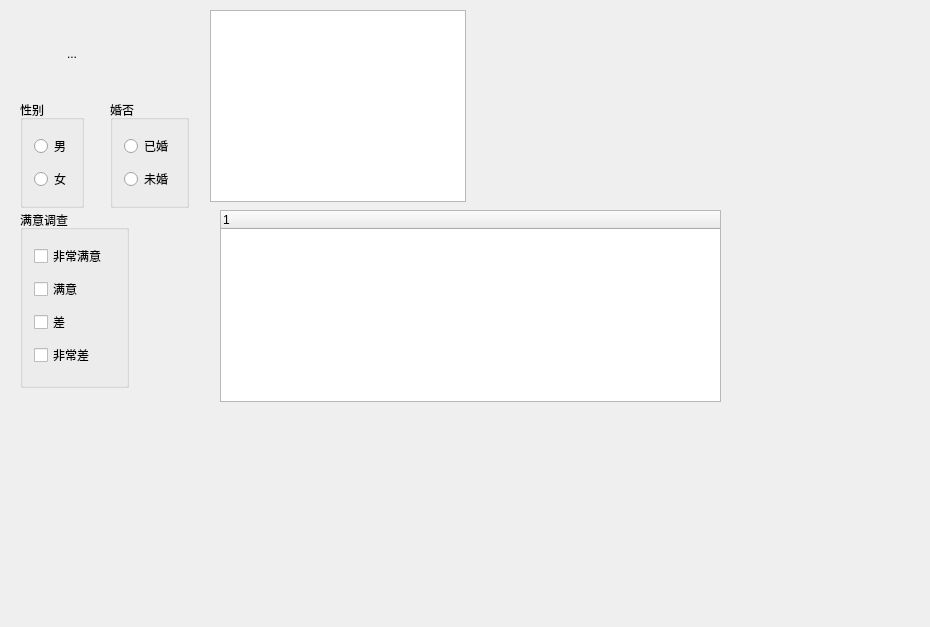
xidaozheng/juniorQT, file 08_QT_ButtonGroup/08_QT_ButtonGroup/widget.ui: the form before one commit.
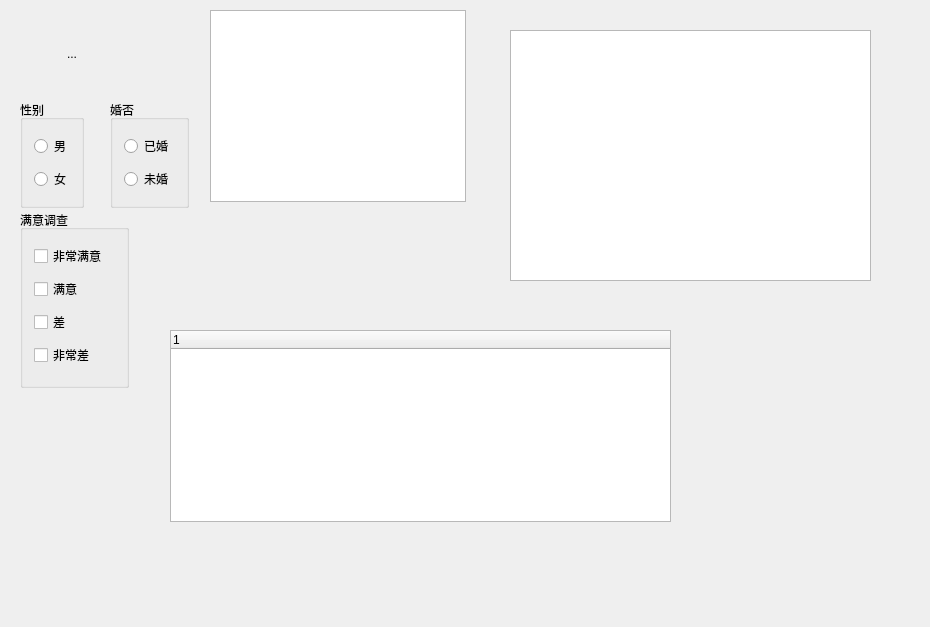
The form after the commit. Icons and pictures are not drawn.

Commit message: TableWidget 表格控件

Diff of the .ui file:
```diff
--- a/08_QT_ButtonGroup/08_QT_ButtonGroup/widget.ui
+++ b/08_QT_ButtonGroup/08_QT_ButtonGroup/widget.ui
@@ -156,8 +156,8 @@
   <widget class="QTreeWidget" name="treeWidget">
    <property name="geometry">
     <rect>
-     <x>220</x>
-     <y>210</y>
+     <x>170</x>
+     <y>330</y>
      <width>501</width>
      <height>192</height>
     </rect>
@@ -168,6 +168,16 @@
     </property>
    </column>
   </widget>
+  <widget class="QTableWidget" name="tableWidget">
+   <property name="geometry">
+    <rect>
+     <x>510</x>
+     <y>30</y>
+     <width>361</width>
+     <height>251</height>
+    </rect>
+   </property>
+  </widget>
  </widget>
  <layoutdefault spacing="6" margin="11"/>
  <resources>
```
The commit also changes 4 other files.
